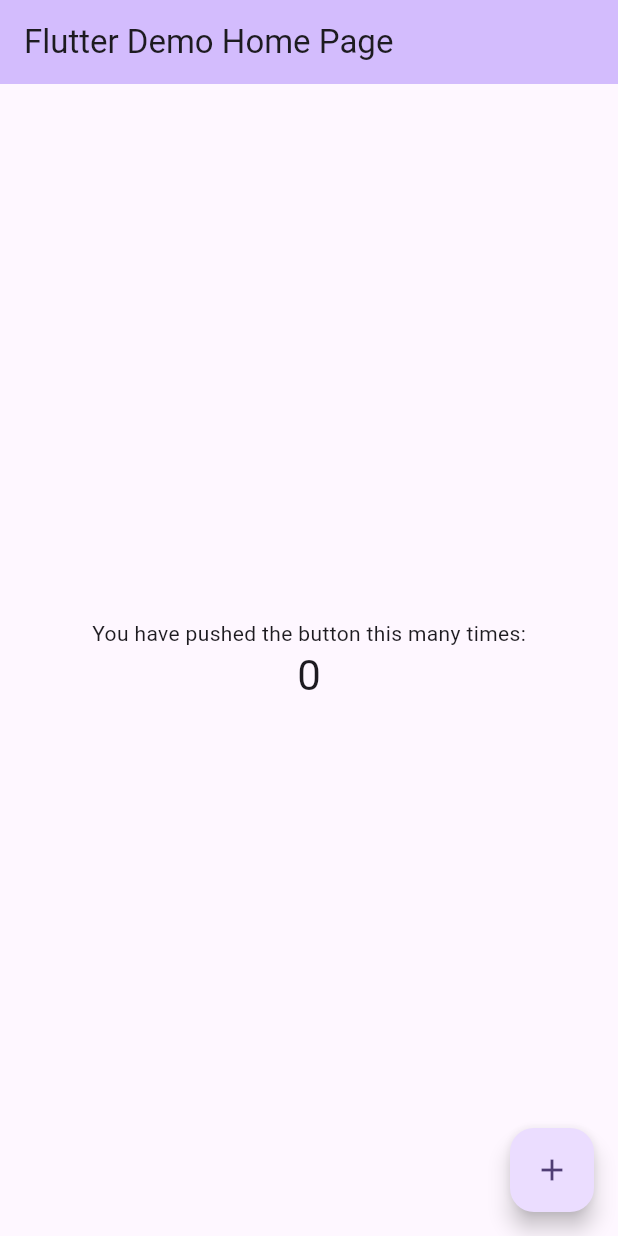
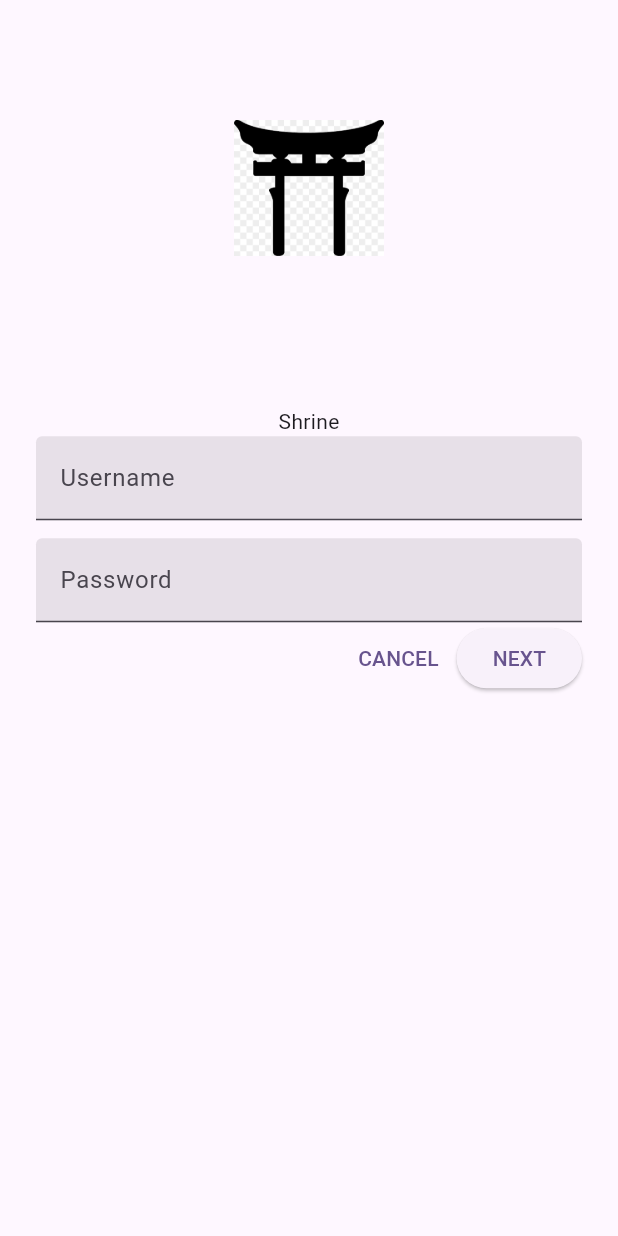
Before and after one commit to Ask-Sikandar/appdev, a Flutter app: the screen it shows after launch, on a phone screen of 412 x 824 dp. Run offline on Flutter 3.47's test engine with Material 3 defaults, Android fonts, the light colour scheme and no system bars.

Commit message:
done with codelab login page

```diff
--- /dev/null
+++ b/lib/Pages/login.dart
@@ -0,0 +1,66 @@
+import 'package:flutter/material.dart';
+
+class LoginPage extends StatefulWidget {
+  const LoginPage({Key? key}) : super(key: key);
+
+  @override
+  _LoginPageState createState() => _LoginPageState();
+}
+
+class _LoginPageState extends State<LoginPage> {
+  @override
+  Widget build(BuildContext context) {
+    return Scaffold(
+        body: SafeArea(
+      child: ListView(
+        padding: const EdgeInsets.symmetric(horizontal: 24.0),
+        children: <Widget>[
+          const SizedBox(height: 80.0),
+          Column(
+            children: <Widget>[
+              SizedBox(
+                  width: 100.0,
+                  child: Image.asset('assets/diamond.png')),
+              const SizedBox(height: 100.0),
+              const Text('Shrine'),
+              const TextField(
+                decoration: InputDecoration(
+                  filled: true,
+                  labelText: 'Username',
+                ),
+              ),
+              const SizedBox(height: 12.0),
+              const TextField(
+                decoration:
+                    InputDecoration(filled: true, labelText: 'Password'),
+                obscureText: true,
+              ),
+              OverflowBar(
+                alignment: MainAxisAlignment.end,
+                // TODO: Add a beveled rectangular border to CANCEL (103)
+                children: <Widget>[
+                  TextButton(
+                    child: const Text('CANCEL'),
+                    onPressed: () {
+                      // TODO: Clear the text fields (101)
+                    },
+                  ),
+                  // TODO: Add an elevation to NEXT (103)
+                  // TODO: Add a beveled rectangular border to NEXT (103)
+                  ElevatedButton(
+                    child: const Text('NEXT'),
+                    onPressed: () {
+                      // TODO: Show the next page (101)
+                    },
+                  ),
+                  // TODO: Add buttons (101)
+                ],
+              ),
+            ],
+          ),
+          const SizedBox(height: 120.0),
+        ],
+      ),
+    ));
+  }
+}
--- a/lib/main.dart
+++ b/lib/main.dart
@@ -1,4 +1,5 @@
 import 'package:flutter/material.dart';
+import 'Pages/login.dart';
 
 void main() {
   runApp(const MyApp());
@@ -31,7 +32,7 @@
         colorScheme: ColorScheme.fromSeed(seedColor: Colors.deepPurple),
         useMaterial3: true,
       ),
-      home: const MyHomePage(title: 'Flutter Demo Home Page'),
+      home: const LoginPage(),
     );
   }
 }
--- a/pubspec.yaml
+++ b/pubspec.yaml
@@ -56,11 +56,11 @@ flutter:
   # The following line ensures that the Material Icons font is
   # included with your application, so that you can use the icons in
   # the material Icons class.
-  uses-material-design: true
+#  uses-material-design: true
 
   # To add assets to your application, add an assets section, like this:
-  # assets:
-  #   - images/a_dot_burr.jpeg
+   assets:
+     - assets/diamond.png
   #   - images/a_dot_ham.jpeg
 
   # An image asset can refer to one or more resolution-specific "variants", see
```
Also changed, not shown: assets/diamond.png (added).
